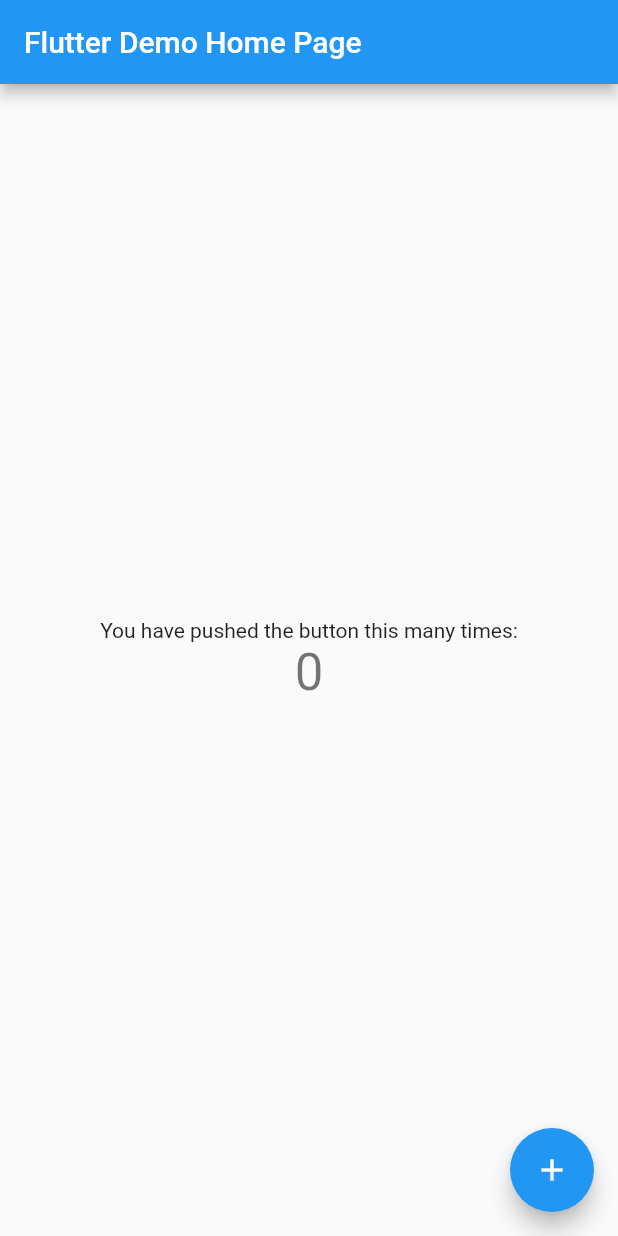
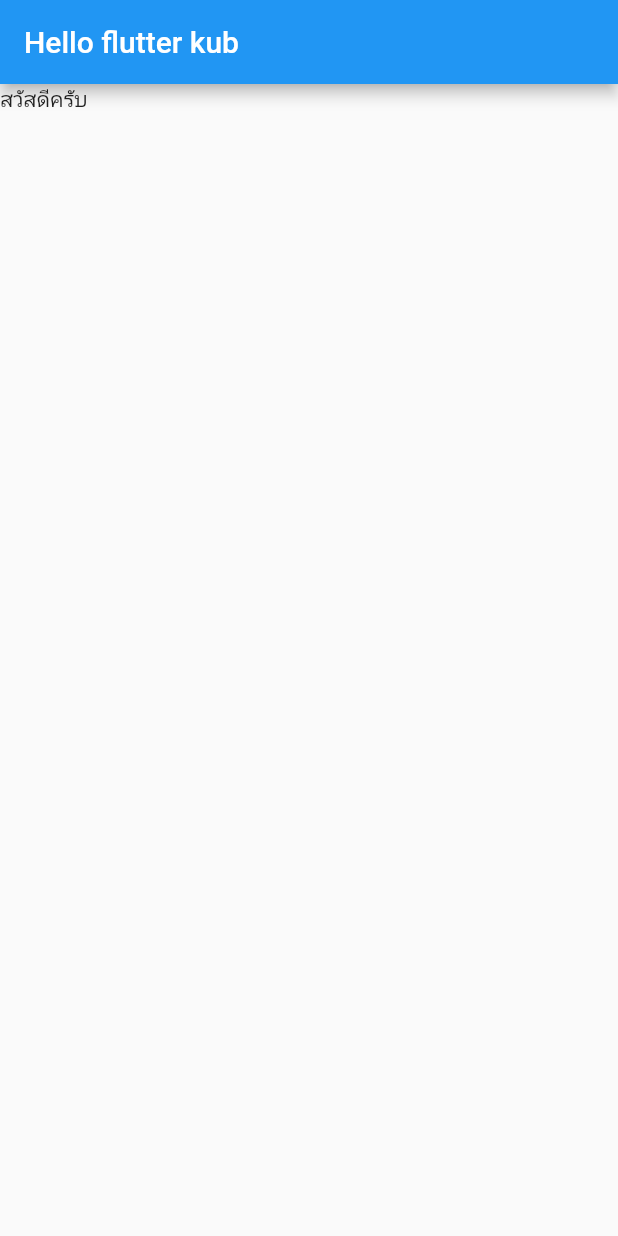
Before and after one commit to Redleafz2735/Flutter, a Flutter app: the screen it shows after launch, on a phone screen of 412 x 824 dp. Run offline on Flutter 3.47's test engine with Material 2 defaults, Android fonts, the phone set to English and light mode, and no system bars.

Commit message:
commit 3

```diff
--- a/lib/main.dart
+++ b/lib/main.dart
@@ -1,115 +1,14 @@
 import 'package:flutter/material.dart';
 
 void main() {
-  runApp(const MyApp());
+  var app = MaterialApp(
+    title: "My App",
+    home: Scaffold(
+      appBar: AppBar(
+        title: Text("Hello flutter kub"),
+      ),
+      body: Text("สวัสดีครับ"),
+    ),
+  );
+  runApp(app);
 }
-
-class MyApp extends StatelessWidget {
-  const MyApp({Key? key}) : super(key: key);
-
-  // This widget is the root of your application.
-  @override
-  Widget build(BuildContext context) {
-    return MaterialApp(
-      title: 'Flutter Demo',
-      theme: ThemeData(
-        // This is the theme of your application.
-        //
-        // Try running your application with "flutter run". You'll see the
-        // application has a blue toolbar. Then, without quitting the app, try
-        // changing the primarySwatch below to Colors.green and then invoke
-        // "hot reload" (press "r" in the console where you ran "flutter run",
-        // or simply save your changes to "hot reload" in a Flutter IDE).
-        // Notice that the counter didn't reset back to zero; the application
-        // is not restarted.
-        primarySwatch: Colors.blue,
-      ),
-      home: const MyHomePage(title: 'Flutter Demo Home Page'),
-    );
-  }
-}
-
-class MyHomePage extends StatefulWidget {
-  const MyHomePage({Key? key, required this.title}) : super(key: key);
-
-  // This widget is the home page of your application. It is stateful, meaning
-  // that it has a State object (defined below) that contains fields that affect
-  // how it looks.
-
-  // This class is the configuration for the state. It holds the values (in this
-  // case the title) provided by the parent (in this case the App widget) and
-  // used by the build method of the State. Fields in a Widget subclass are
-  // always marked "final".
-
-  final String title;
-
-  @override
-  State<MyHomePage> createState() => _MyHomePageState();
-}
-
-class _MyHomePageState extends State<MyHomePage> {
-  int _counter = 0;
-
-  void _incrementCounter() {
-    setState(() {
-      // This call to setState tells the Flutter framework that something has
-      // changed in this State, which causes it to rerun the build method below
-      // so that the display can reflect the updated values. If we changed
-      // _counter without calling setState(), then the build method would not be
-      // called again, and so nothing would appear to happen.
-      _counter++;
-    });
-  }
-
-  @override
-  Widget build(BuildContext context) {
-    // This method is rerun every time setState is called, for instance as done
-    // by the _incrementCounter method above.
-    //
-    // The Flutter framework has been optimized to make rerunning build methods
-    // fast, so that you can just rebuild anything that needs updating rather
-    // than having to individually change instances of widgets.
-    return Scaffold(
-      appBar: AppBar(
-        // Here we take the value from the MyHomePage object that was created by
-        // the App.build method, and use it to set our appbar title.
-        title: Text(widget.title),
-      ),
-      body: Center(
-        // Center is a layout widget. It takes a single child and positions it
-        // in the middle of the parent.
-        child: Column(
-          // Column is also a layout widget. It takes a list of children and
-          // arranges them vertically. By default, it sizes itself to fit its
-          // children horizontally, and tries to be as tall as its parent.
-          //
-          // Invoke "debug painting" (press "p" in the console, choose the
-          // "Toggle Debug Paint" action from the Flutter Inspector in Android
-          // Studio, or the "Toggle Debug Paint" command in Visual Studio Code)
-          // to see the wireframe for each widget.
-          //
-          // Column has various properties to control how it sizes itself and
-          // how it positions its children. Here we use mainAxisAlignment to
-          // center the children vertically; the main axis here is the vertical
-          // axis because Columns are vertical (the cross axis would be
-          // horizontal).
-          mainAxisAlignment: MainAxisAlignment.center,
-          children: <Widget>[
-            const Text(
-              'You have pushed the button this many times:',
-            ),
-            Text(
-              '$_counter',
-              style: Theme.of(context).textTheme.headline4,
-            ),
-          ],
-        ),
-      ),
-      floatingActionButton: FloatingActionButton(
-        onPressed: _incrementCounter,
-        tooltip: 'Increment',
-        child: const Icon(Icons.add),
-      ), // This trailing comma makes auto-formatting nicer for build methods.
-    );
-  }
-}
```
Also changed, not shown: 1 other file.
